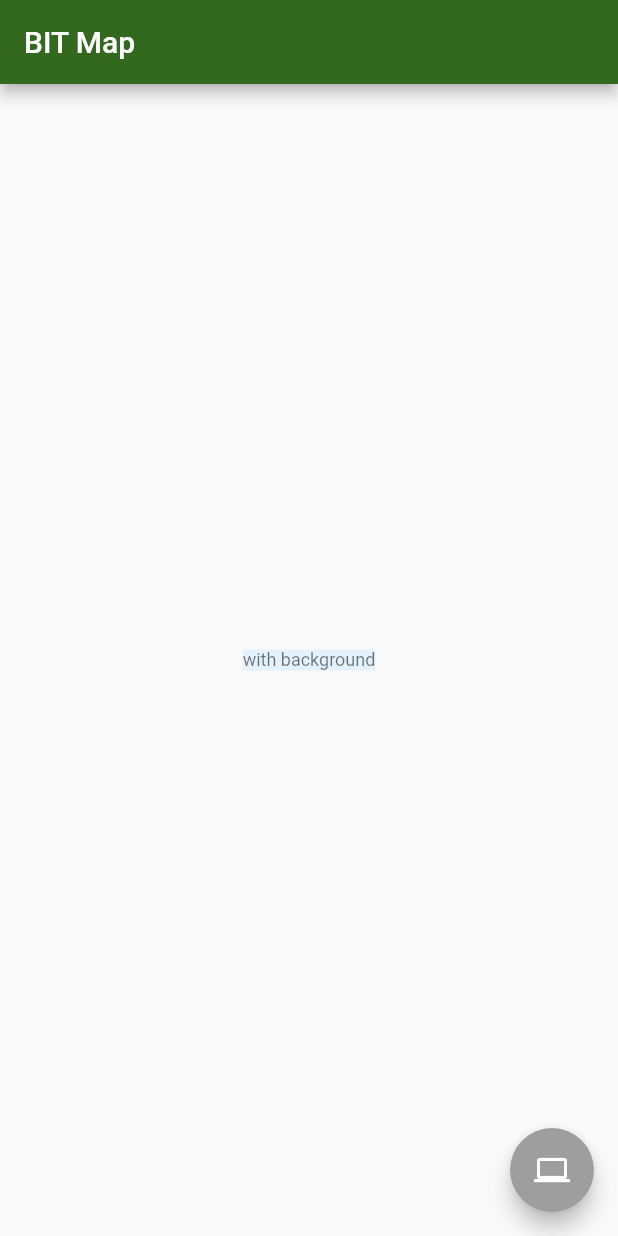
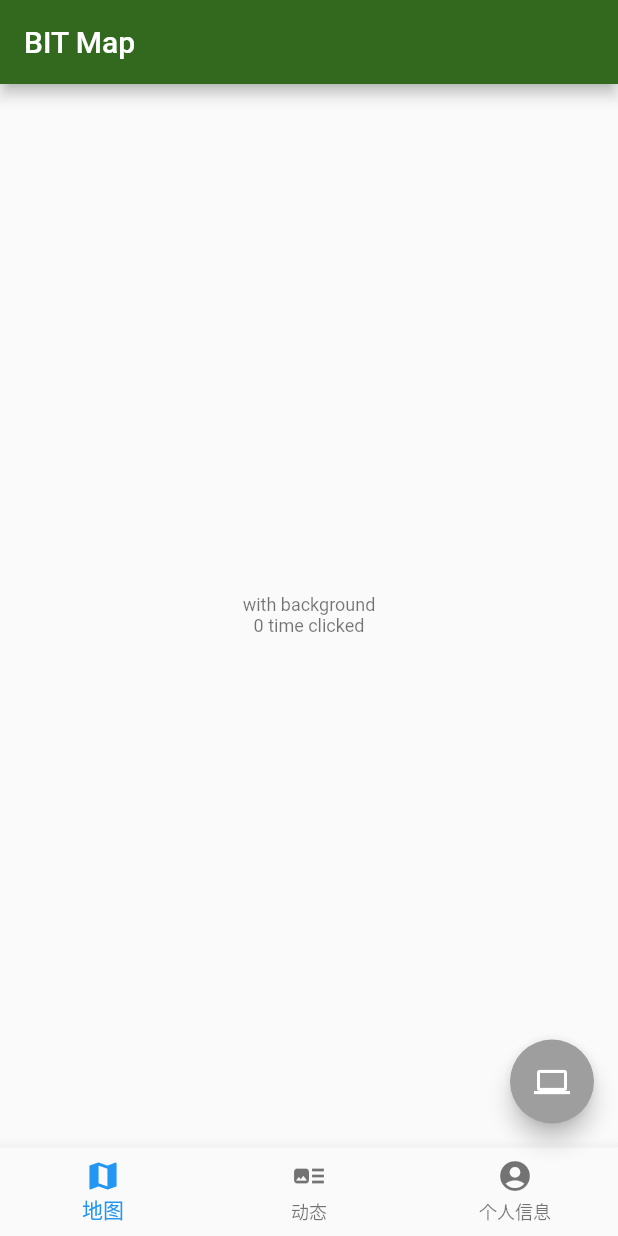
Before and after one commit to BIT-MapApp/BIT-MapApp-FrontEnd, a Flutter app: the screen it shows after launch, on a phone screen of 412 x 824 dp. Run offline on Flutter 3.47's test engine with Material 2 defaults, Android fonts, the phone set to English and light mode, and no system bars.

Commit message:
添加底部选项卡，但是现在还没有切换逻辑

```diff
--- a/flutter_src/lib/main.dart
+++ b/flutter_src/lib/main.dart
@@ -13,41 +13,69 @@ class MyApp extends StatelessWidget {
     return MaterialApp(
       title: appName,
       theme: ThemeData(
-          brightness: Brightness.light,
-          primaryColor: Colors.lightGreen[900],
-          backgroundColor: Colors.yellow,
+        brightness: Brightness.light,
+        primaryColor: Colors.lightGreen[900],
+        colorScheme:
+            ColorScheme.fromSwatch().copyWith(secondary: Colors.yellow),
       ),
       home: HomePage(title: appName),
     );
   }
 }
 
-class HomePage extends StatelessWidget {
+class HomePage extends StatefulWidget {
   final String title;
 
-  HomePage({Key? key, required this.title}) : super(key: key);
+  const HomePage({Key? key, required this.title}) : super(key: key);
+
+  @override
+  State<StatefulWidget> createState() {
+    return _HomePage();
+  }
+}
+
+class _HomePage extends State<HomePage> {
+  int _counter = 0;
 
   @override
   Widget build(BuildContext context) {
     return Scaffold(
       appBar: AppBar(
-        title: Text(title),
+        title: Text(widget.title),
         backgroundColor: Theme.of(context).primaryColor,
       ),
       body: Center(
-        child: Container(
-          color: Theme.of(context).secondaryHeaderColor,
-          child: Text(
-            'with background',
-            style: Theme.of(context).textTheme.caption
-          ),
-        )
+        child: Column(
+          mainAxisAlignment: MainAxisAlignment.center,
+          children: <Widget>[
+            Text('with background',
+              style: Theme.of(context).textTheme.caption),
+            Text('$_counter time clicked', style: Theme.of(context).textTheme.caption)
+          ],
+      )),
+      bottomNavigationBar: BottomNavigationBar(
+        items: const <BottomNavigationBarItem>[
+          BottomNavigationBarItem(icon: Icon(Icons.map), label: '地图'),
+          BottomNavigationBarItem(icon: Icon(Icons.art_track), label: '动态'),
+          BottomNavigationBarItem(icon: Icon(Icons.account_circle), label: '个人信息')
+
+        ],
       ),
       floatingActionButton: Theme(
-        data: Theme.of(context).copyWith(colorScheme: ColorScheme.fromSwatch().copyWith(secondary: Colors.grey)),
-        child: const FloatingActionButton(onPressed: null, child: Icon(Icons.computer))
-      ),
+          data: Theme.of(context).copyWith(
+              colorScheme:
+                  ColorScheme.fromSwatch().copyWith(secondary: Colors.grey)),
+          child: FloatingActionButton(
+              onPressed: _inc,
+              tooltip: 'Increment',
+              child: const Icon(Icons.computer))),
     );
   }
 
+  void _inc() {
+    setState(() {
+      // 设置计数器变量
+      _counter++;
+    });
+  }
 }
```
